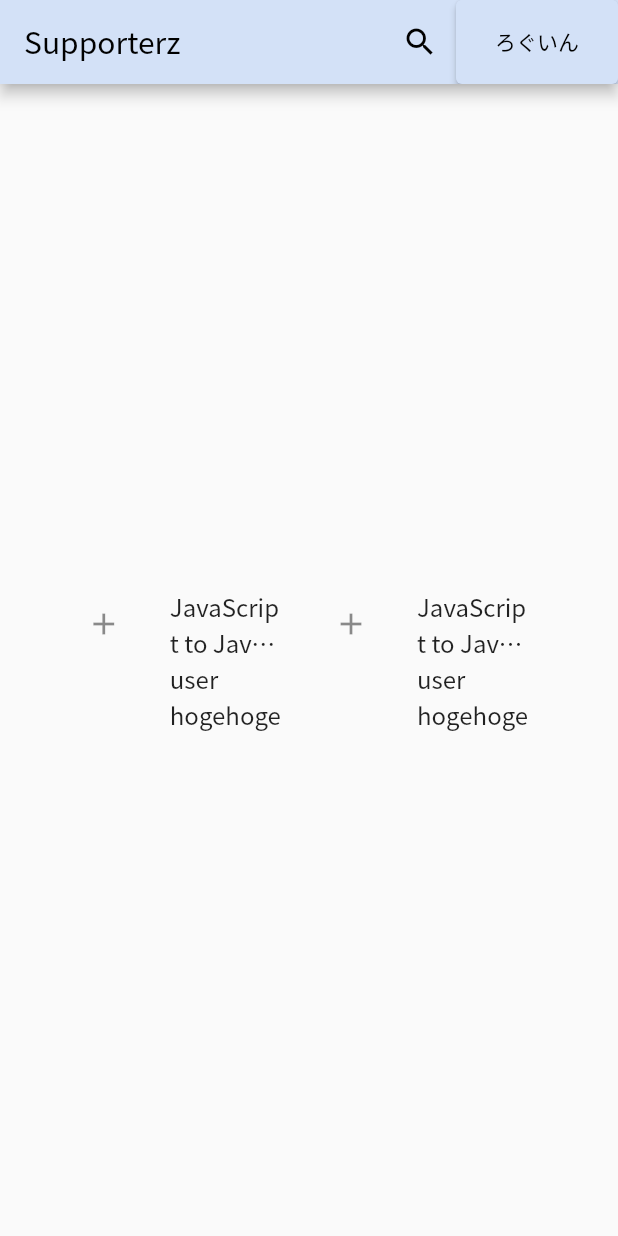
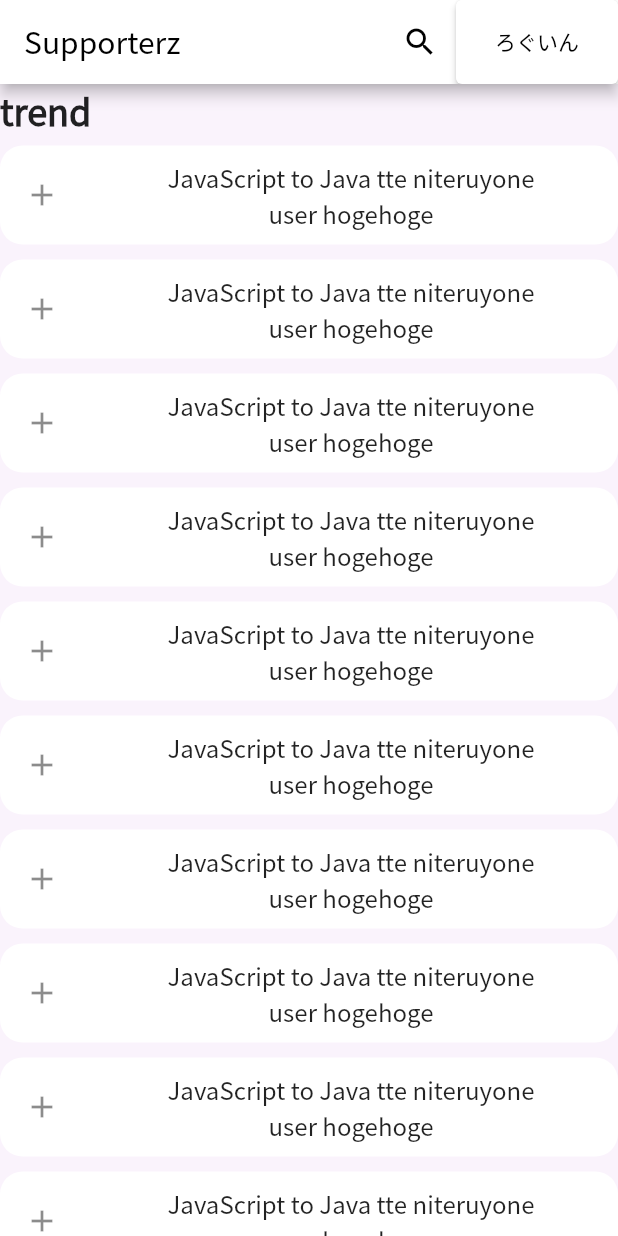
Before and after one commit to Hiroki1112/hackathon_supporterz, a Flutter app: the screen it shows after launch, on a phone screen of 412 x 824 dp. Run offline on Flutter 3.47's test engine with Material 2 defaults, Android fonts, the phone set to English and light mode, and no system bars; our stand-ins replace url_strategy.

Commit message:
ホーム画面のリスト

```diff
--- a/lib/main.dart
+++ b/lib/main.dart
@@ -24,7 +24,7 @@
       theme: ThemeData(
         // Material Colorは以下の関数を用いて設定できる
         primarySwatch: Config.createMaterialColor(
-          const Color(0xFFD3E1F7),
+          const Color(0xFFFFFFFF),
         ),
         backgroundColor: AppTheme.background,
         fontFamily: Config.themeFont,
--- a/lib/routes.dart
+++ b/lib/routes.dart
@@ -10,5 +10,5 @@ import 'package:hackathon_supporterz/screens/home/home_screen.dart';
 /// 但し引数を渡す時はここには登録せず、onGenerateRoute内に
 /// ページ遷移の処理を書く。
 final Map<String, WidgetBuilder> routes = {
-  HomeScreen.routeName: (context) => const HomeScreen(),
+  HomeScreen.routeName: (context) => HomeScreen(),
 };
--- a/lib/screens/home/home_screen.dart
+++ b/lib/screens/home/home_screen.dart
@@ -1,42 +1,120 @@
 import 'package:flutter/material.dart';
-import 'package:hackathon_supporterz/screens/my_page/mypage_screen.dart';
+import 'package:hackathon_supporterz/util/app_theme.dart';
 import 'package:hackathon_supporterz/util/config.dart';
 import 'package:hackathon_supporterz/widgets/appbar/my_appbar.dart';
 
 class HomeScreen extends StatelessWidget {
   static const routeName = '/';
-  const HomeScreen({
+  HomeScreen({
     Key? key,
   }) : super(key: key);
+
+  final List<Widget> _widgets = [
+    PostTile(
+      simplePost: SimplePost(
+        'JavaScript to Java tte niteruyone',
+        'user hogehoge',
+      ),
+    ),
+    PostTile(
+      simplePost: SimplePost(
+        'JavaScript to Java tte niteruyone',
+        'user hogehoge',
+      ),
+    ),
+    PostTile(
+      simplePost: SimplePost(
+        'JavaScript to Java tte niteruyone',
+        'user hogehoge',
+      ),
+    ),
+    PostTile(
+      simplePost: SimplePost(
+        'JavaScript to Java tte niteruyone',
+        'user hogehoge',
+      ),
+    ),
+    PostTile(
+      simplePost: SimplePost(
+        'JavaScript to Java tte niteruyone',
+        'user hogehoge',
+      ),
+    ),
+    PostTile(
+      simplePost: SimplePost(
+        'JavaScript to Java tte niteruyone',
+        'user hogehoge',
+      ),
+    ),
+    PostTile(
+      simplePost: SimplePost(
+        'JavaScript to Java tte niteruyone',
+        'user hogehoge',
+      ),
+    ),
+    PostTile(
+      simplePost: SimplePost(
+        'JavaScript to Java tte niteruyone',
+        'user hogehoge',
+      ),
+    ),
+    PostTile(
+      simplePost: SimplePost(
+        'JavaScript to Java tte niteruyone',
+        'user hogehoge',
+      ),
+    ),
+    PostTile(
+      simplePost: SimplePost(
+        'JavaScript to Java tte niteruyone',
+        'user hogehoge',
+      ),
+    ),
+    PostTile(
+      simplePost: SimplePost(
+        'JavaScript to Java tte niteruyone',
+        'user hogehoge',
+      ),
+    ),
+    PostTile(
+      simplePost: SimplePost(
+        'JavaScript to Java tte niteruyone',
+        'user hogehoge',
+      ),
+    ),
+    PostTile(
+      simplePost: SimplePost(
+        'JavaScript to Java tte niteruyone',
+        'user hogehoge',
+      ),
+    ),
+    PostTile(
+      simplePost: SimplePost(
+        'JavaScript to Java tte niteruyone',
+        'user hogehoge',
+      ),
+    ),
+    PostTile(
+      simplePost: SimplePost(
+        'JavaScript to Java tte niteruyone',
+        'user hogehoge',
+      ),
+    ),
+  ];
 
   @override
   Widget build(BuildContext context) {
     return Scaffold(
+      backgroundColor: AppTheme.background,
       appBar: myAppBar(),
-      body: Center(
-        child: Column(
-          mainAxisAlignment: MainAxisAlignment.center,
-          children: <Widget>[
-            Row(
-              mainAxisSize: MainAxisSize.min,
-              mainAxisAlignment: MainAxisAlignment.center,
-              children: [
-                PostTile(
-                  simplePost: SimplePost(
-                    "JavaScript to Java tte niteruyone",
-                    "user hogehoge",
-                  ),
-                ),
-                PostTile(
-                  simplePost: SimplePost(
-                    "JavaScript to Java tte niteruyone",
-                    "user hogehoge",
-                  ),
-                ),
-              ],
-            ),
-          ],
-        ),
+      body: ListView(
+        children: <Widget>[
+          const Text(
+            'trend',
+            style: Config.h1,
+          ),
+          ..._widgets,
+        ],
       ),
     );
   }
@@ -52,9 +130,18 @@ class PostTile extends StatelessWidget {
   @override
   Widget build(BuildContext context) {
     return Container(
-      width: Config.deviceWidth(context) * 0.4,
+      margin: const EdgeInsets.symmetric(vertical: 5),
+      padding: const EdgeInsets.symmetric(vertical: 5),
+      width: Config.deviceWidth(context) * 0.9,
+      decoration: BoxDecoration(
+        color: Colors.white,
+        borderRadius: BorderRadius.circular(15),
+      ),
       child: ListTile(
-        leading: Icon(Icons.add),
+        onTap: () {
+          debugPrint('list tile tapped');
+        },
+        leading: const Icon(Icons.add),
         title: Column(
           children: [
             Text(
--- a/lib/util/app_theme.dart
+++ b/lib/util/app_theme.dart
@@ -5,5 +5,5 @@ class AppTheme {
   AppTheme._();
 
   // カラー系
-  static const Color background = Color(0xFFF2F3F8);
+  static const Color background = Color(0xFFFAF3FC);
 }
--- a/lib/widgets/appbar/my_appbar.dart
+++ b/lib/widgets/appbar/my_appbar.dart
@@ -12,7 +12,7 @@ AppBar myAppBar() {
         onPressed: () {},
         child: const Padding(
           padding: EdgeInsets.symmetric(horizontal: 10, vertical: 5),
-          child: Text("ろぐいん"),
+          child: Text('ろぐいん'),
         ),
       ),
     ],
```
